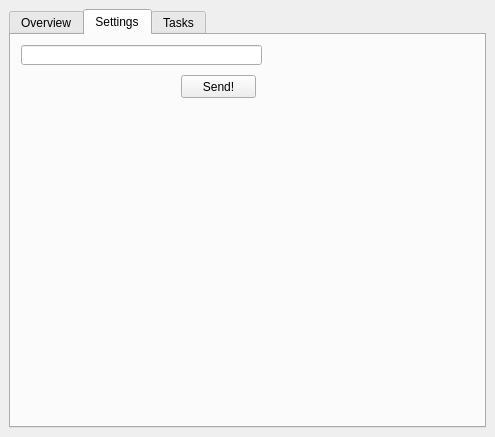
This is src/UserInterface/mainwindow.ui in alaineman/PowerGrid as Qt 5 draws it before an edit. The edited form follows.
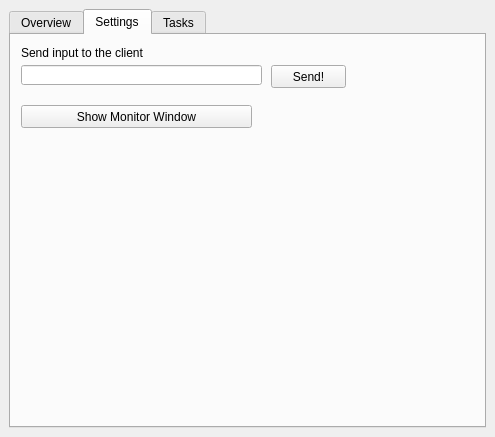
This is the edited form. The open tabs and pages were chosen to show the change. Icons and pictures are not drawn.

Commit message:
Linked MonitorWindow to Reflection class.
Application freezes when 'evaluate' is clicked, but functionality
is present. Further testing is required.

Diff of the .ui file:
```diff
--- a/src/UserInterface/mainwindow.ui
+++ b/src/UserInterface/mainwindow.ui
@@ -157,7 +157,7 @@
         <property name="geometry">
          <rect>
           <x>10</x>
-          <y>10</y>
+          <y>30</y>
           <width>241</width>
           <height>20</height>
          </rect>
@@ -166,8 +166,8 @@
        <widget class="QPushButton" name="sendText">
         <property name="geometry">
          <rect>
-          <x>170</x>
-          <y>40</y>
+          <x>260</x>
+          <y>30</y>
           <width>75</width>
           <height>23</height>
          </rect>
@@ -176,6 +176,32 @@
          <string>Send!</string>
         </property>
        </widget>
+       <widget class="QLabel" name="label_4">
+        <property name="geometry">
+         <rect>
+          <x>10</x>
+          <y>10</y>
+          <width>241</width>
+          <height>16</height>
+         </rect>
+        </property>
+        <property name="text">
+         <string>Send input to the client</string>
+        </property>
+       </widget>
+       <widget class="QPushButton" name="monitorButton">
+        <property name="geometry">
+         <rect>
+          <x>10</x>
+          <y>70</y>
+          <width>231</width>
+          <height>23</height>
+         </rect>
+        </property>
+        <property name="text">
+         <string>Show Monitor Window</string>
+        </property>
+       </widget>
       </widget>
       <widget class="QWidget" name="taskTab">
        <attribute name="title">
```
Left out of the diff: 2 changed lines with no effect on the pictures. The commit also changes 4 other files.
